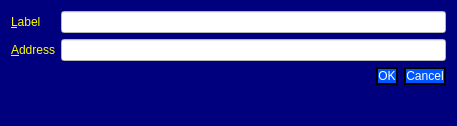
scificryptocoin/Federation-Credits, file src/qt/forms/editaddressdialog.ui: the form before one commit.
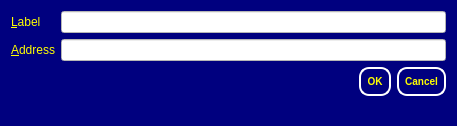
The form after the commit.

What changed in the file:
```diff
--- a/src/qt/forms/editaddressdialog.ui
+++ b/src/qt/forms/editaddressdialog.ui
@@ -73,11 +73,7 @@
      <item row="2" column="1">
       <widget class="QDialogButtonBox" name="buttonBox">
        <property name="styleSheet">
-        <string notr="true">color: rgb(255, 255, 255);
-background-color: rgb(0, 85, 255);
-border-style:solid;
-border-width:2px;
-border-color:black;</string>
+        <string notr="true">QPushButton { background : #00007F ;border-radius:10px; border-color: white; color: yellow;  border-style: solid; border-width: 2px;font: bold 10px;min-width: 5em; padding: 6px;}</string>
        </property>
        <property name="orientation">
         <enum>Qt::Horizontal</enum>
```
